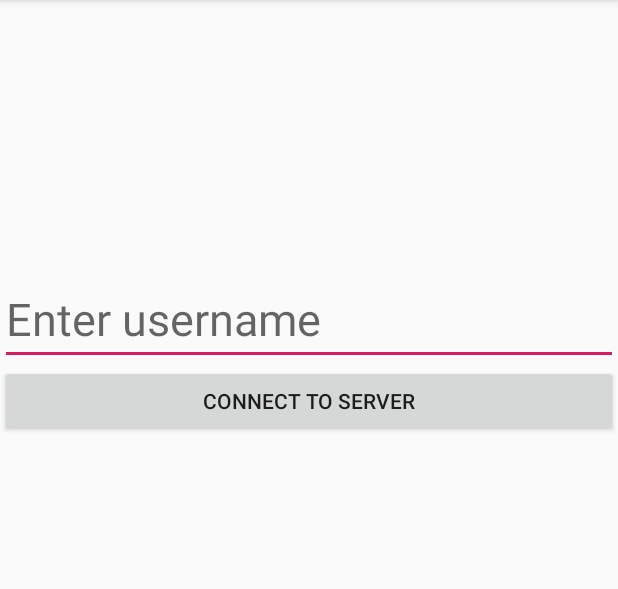
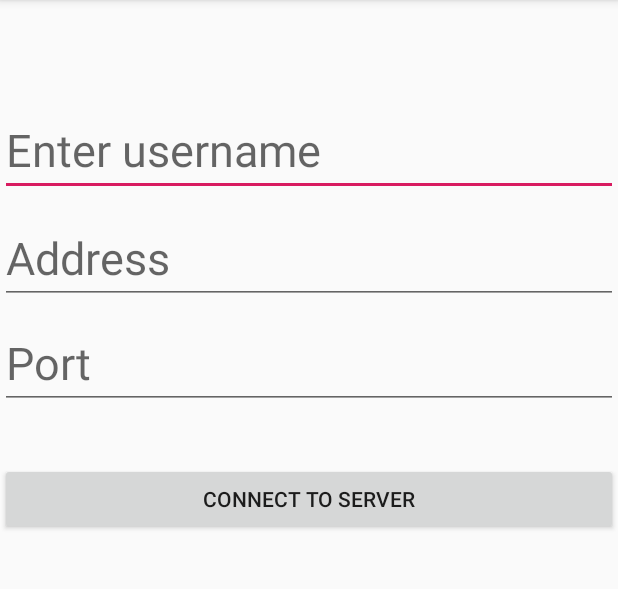
Before and after one commit to KTOC/LocationClient, an Android app: the screen it shows after launch (MainActivity), on a phone screen of 412 x 824 dp, the part 84-673 px from its top. Run offline under Robolectric (Android 15) with nearby library versions, the phone set to English and light mode, and no system bars.

Commit message:
host and port for input added

```diff
--- a/app/src/main/java/work/koumakan/locationclient/MainActivity.java
+++ b/app/src/main/java/work/koumakan/locationclient/MainActivity.java
@@ -11,7 +11,11 @@ public class MainActivity extends AppCompatActivity {
 
     private Button btn;
     private EditText username;
+    private EditText addr;
+    private EditText port;
     public static final String USERNAME = "username";
+    public static final String PORT = "port";
+    public static final String ADDR = "addr";
 
     @Override
     protected void onCreate(Bundle savedInstanceState) {
@@ -21,6 +25,8 @@ public class MainActivity extends AppCompatActivity {
         //call UI components  by id
         btn = (Button)findViewById(R.id.connect);
         username = (EditText) findViewById(R.id.username);
+        addr = (EditText) findViewById(R.id.addr);
+        port = (EditText) findViewById(R.id.port);
 
         btn.setOnClickListener(new View.OnClickListener() {
             @Override
@@ -30,6 +36,8 @@ public class MainActivity extends AppCompatActivity {
                 Intent i  = new Intent(MainActivity.this, ConnectedActivity.class);
                 //retreive username from EditText and add it to intent extra
                 i.putExtra(USERNAME,username.getText().toString());
+                i.putExtra(ADDR,addr.getText().toString());
+                i.putExtra(PORT,port.getText().toString());
                 startActivity(i);
             }
             }
--- a/app/src/main/res/layout/activity_main.xml
+++ b/app/src/main/res/layout/activity_main.xml
@@ -11,15 +11,43 @@
         android:layout_height="wrap_content"
         android:layout_alignParentStart="true"
         android:layout_alignParentTop="true"
-        android:layout_marginTop="182dp"
+        android:layout_marginStart="0dp"
+        android:layout_marginTop="69dp"
         android:hint="Enter username"
         android:textSize="30dp" />
 
+    <EditText
+        android:id="@+id/addr"
+        android:layout_width="match_parent"
+        android:layout_height="wrap_content"
+        android:layout_below="@+id/username"
+        android:layout_alignParentStart="true"
+        android:layout_alignParentTop="true"
+        android:layout_marginStart="0dp"
+        android:layout_marginTop="141dp"
+        android:hint="Address"
+        android:textSize="30dp" />
+
+    <EditText
+        android:id="@+id/port"
+        android:layout_width="match_parent"
+        android:layout_height="wrap_content"
+        android:layout_below="@+id/addr"
+        android:layout_alignParentStart="true"
+        android:layout_alignParentTop="true"
+        android:layout_marginStart="0dp"
+        android:layout_marginTop="211dp"
+        android:hint="Port"
+        android:textSize="30dp" />
+
     <Button
-        android:layout_below="@+id/username"
         android:id="@+id/connect"
-        android:text="Connect to Server"
         android:layout_width="match_parent"
-        android:layout_height="wrap_content" />
+        android:layout_height="wrap_content"
+        android:layout_below="@+id/port"
+        android:layout_alignParentStart="true"
+        android:layout_marginStart="0dp"
+        android:layout_marginTop="36dp"
+        android:text="Connect to Server" />
 
 </RelativeLayout>
```
Also changed, not shown: app/src/main/java/work/koumakan/locationclient/ConnectedActivity.java (+45 -10 lines).
